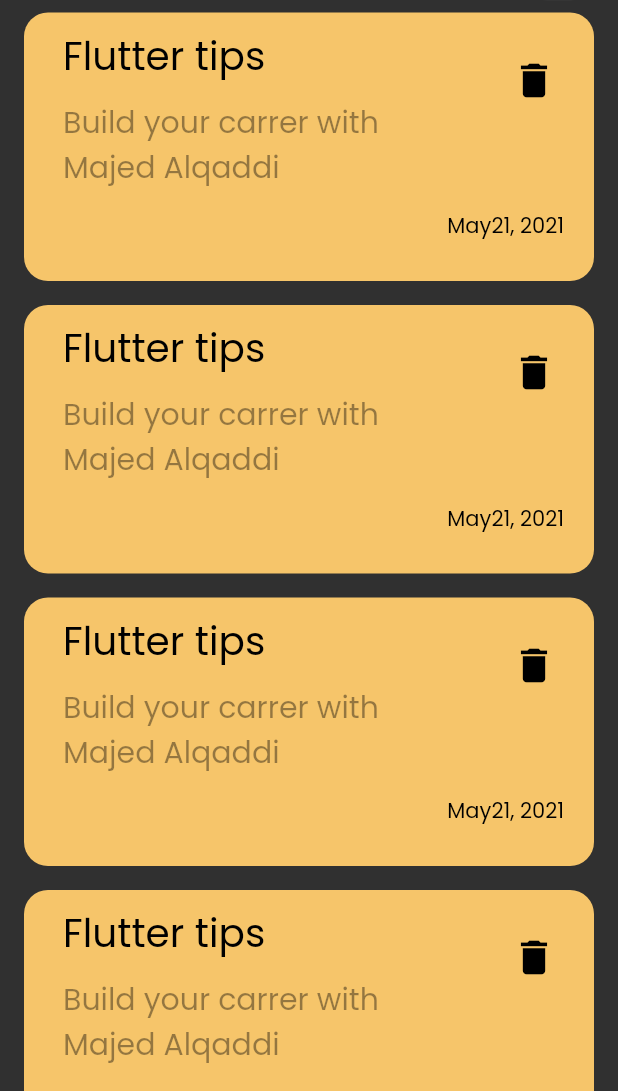
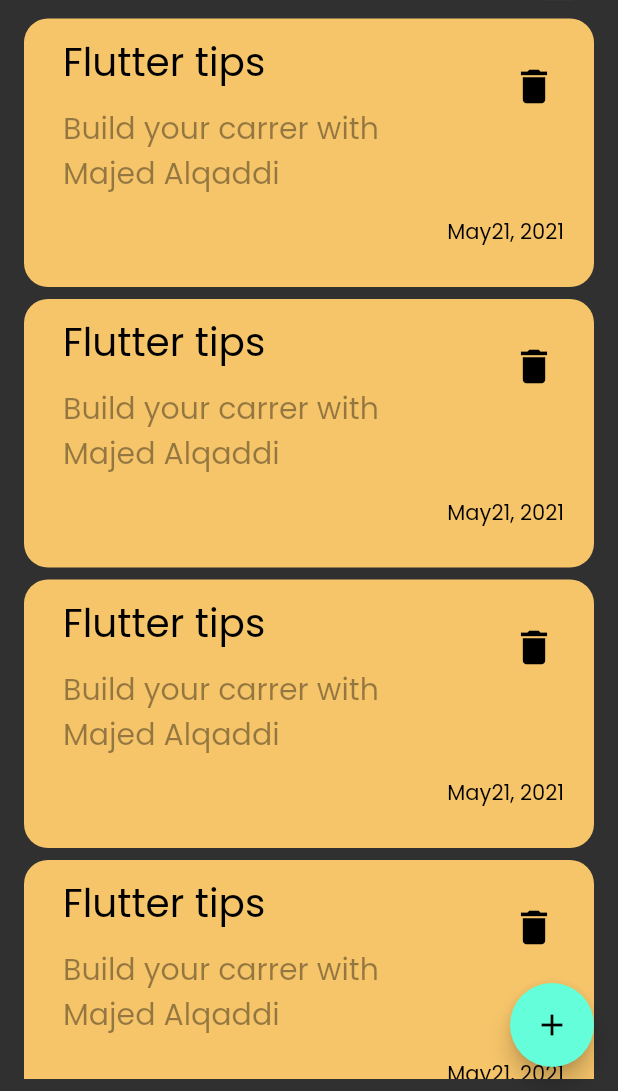
Before and after one commit to seebawaih551/note_app, a Flutter app: the screen it shows after launch, on a phone screen of 412 x 824 dp, the part 145-1236 px from its top. Run offline on Flutter 3.47's test engine with Material 2 defaults, Android fonts, the phone set to English and light mode, and no system bars.

Commit message:
finish notes buttun sheet

```diff
--- /dev/null
+++ b/lib/constance.dart
@@ -0,0 +1,3 @@
+import 'package:flutter/material.dart';
+
+const kPrimaryColor = Color(0xff62FCD7);
--- a/lib/views/notes_view.dart
+++ b/lib/views/notes_view.dart
@@ -1,6 +1,7 @@
 import 'package:flutter/cupertino.dart';
 import 'package:flutter/material.dart';
 
+import '../widgets/add_note_bottom_sheet.dart';
 import '../widgets/notes_view_widget.dart';
 
 class NotesView extends StatelessWidget {
@@ -8,8 +9,20 @@ class NotesView extends StatelessWidget {
 
   @override
   Widget build(BuildContext context) {
-    return const Scaffold(
-      body: NotesViewBody(),
+    return Scaffold(
+      floatingActionButton: FloatingActionButton(
+          onPressed: () {
+            showModalBottomSheet(
+                shape: RoundedRectangleBorder(
+                  borderRadius: BorderRadius.circular(16),
+                ),
+                context: context,
+                builder: (context) {
+                  return const AddNoteBottomSheet();
+                });
+          },
+          child: const Icon(Icons.add)),
+      body: const NotesViewBody(),
     );
   }
 }
--- a/lib/widgets/note_item.dart
+++ b/lib/widgets/note_item.dart
@@ -1,4 +1,3 @@
-import 'package:flutter/cupertino.dart';
 import 'package:flutter/material.dart';
 
 class NoteItem extends StatelessWidget {
@@ -7,10 +6,10 @@ class NoteItem extends StatelessWidget {
   @override
   Widget build(BuildContext context) {
     return Container(
-      padding: EdgeInsets.fromLTRB(10, 5, 0, 16),
+      padding: const EdgeInsets.fromLTRB(10, 5, 0, 16),
       decoration: BoxDecoration(
         borderRadius: BorderRadius.circular(16),
-        color: Color.fromARGB(255, 246, 197, 106),
+        color: const Color.fromARGB(255, 246, 197, 106),
       ),
       child: Column(
         crossAxisAlignment: CrossAxisAlignment.end,
--- a/lib/widgets/notes_listview.dart
+++ b/lib/widgets/notes_listview.dart
@@ -9,7 +9,7 @@ class NotesListView extends StatelessWidget {
     return ListView.builder(
       itemBuilder: (context, index) {
         return const Padding(
-          padding: EdgeInsets.symmetric(vertical: 8),
+          padding: EdgeInsets.symmetric(vertical: 4),
           child: NoteItem(),
         );
       },
--- a/lib/widgets/notes_view_widget.dart
+++ b/lib/widgets/notes_view_widget.dart
@@ -16,7 +16,11 @@ class NotesViewBody extends StatelessWidget {
             height: 50,
           ),
           CostumAppBar(),
-          Expanded(child: NotesListView()),
+          Expanded(
+              child: Padding(
+            padding: EdgeInsets.symmetric(vertical: 8),
+            child: NotesListView(),
+          )),
         ],
       ),
     );
```
Also changed, not shown: lib/widgets/add_note_bottom_sheet.dart (+8 -1 lines), lib/widgets/costum_button_widget.dart (added, +25 -0 lines), lib/widgets/costum_text_field.dart (added, +28 -0 lines).
